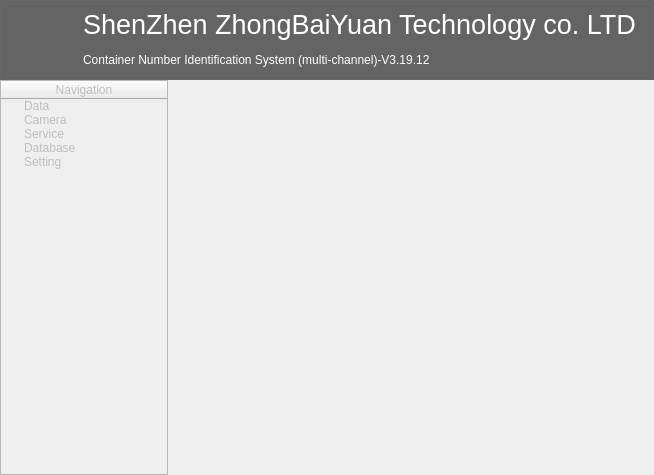
Above: MainUI/mainwidget.ui from 519984307/Container_20191221 before the change. Below: the same form after it.
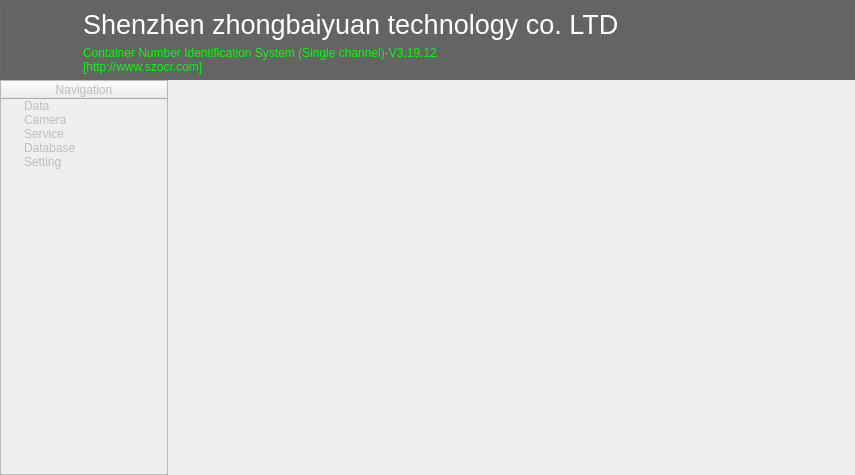
That is the form after the change. Icons and pictures are not drawn.

Diff of the .ui file:
```diff
--- a/MainUI/mainwidget.ui
+++ b/MainUI/mainwidget.ui
@@ -6,7 +6,7 @@
    <rect>
     <x>0</x>
     <y>0</y>
-    <width>654</width>
+    <width>855</width>
     <height>475</height>
    </rect>
   </property>
@@ -531,8 +531,12 @@
           <bold>false</bold>
          </font>
         </property>
+        <property name="styleSheet">
+         <string notr="true">color: rgb(0, 255, 0);</string>
+        </property>
         <property name="text">
-         <string>Container Number Identification System (multi-channel)-V3.19.12</string>
+         <string>Container Number Identification System (Single channel)-V3.19.12 
+[http://www.szocr.com]</string>
         </property>
        </widget>
       </item>
@@ -546,7 +550,7 @@
          </font>
         </property>
         <property name="text">
-         <string>ShenZhen ZhongBaiYuan Technology co. LTD</string>
+         <string>Shenzhen zhongbaiyuan technology co. LTD</string>
         </property>
        </widget>
       </item>
```
